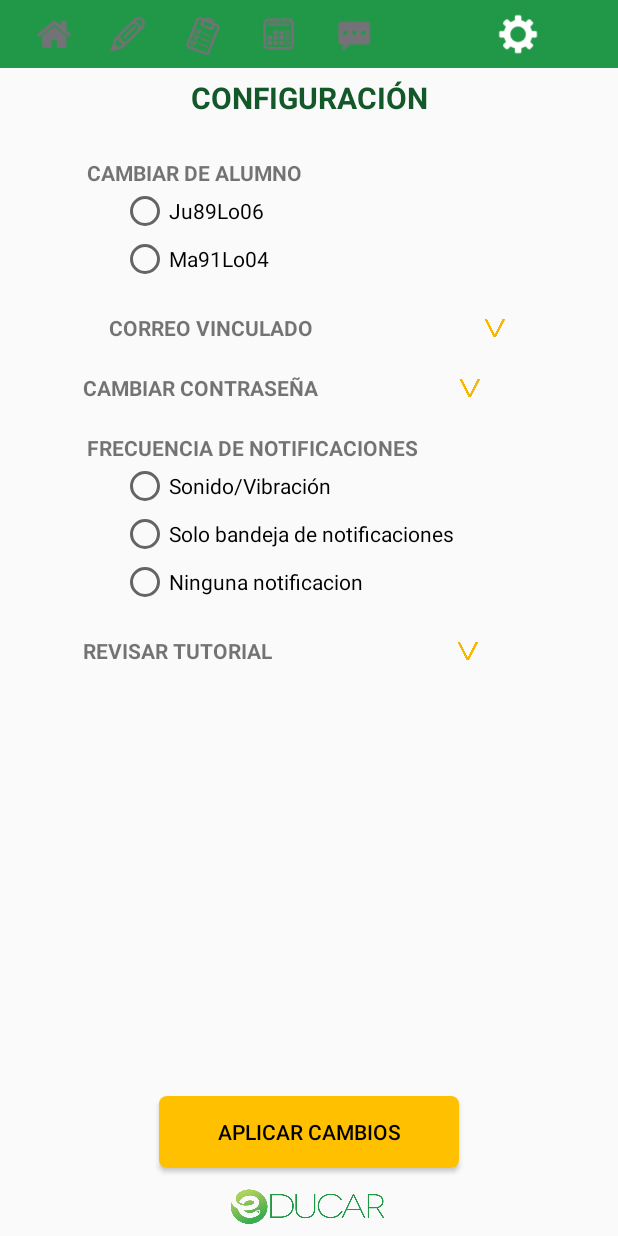
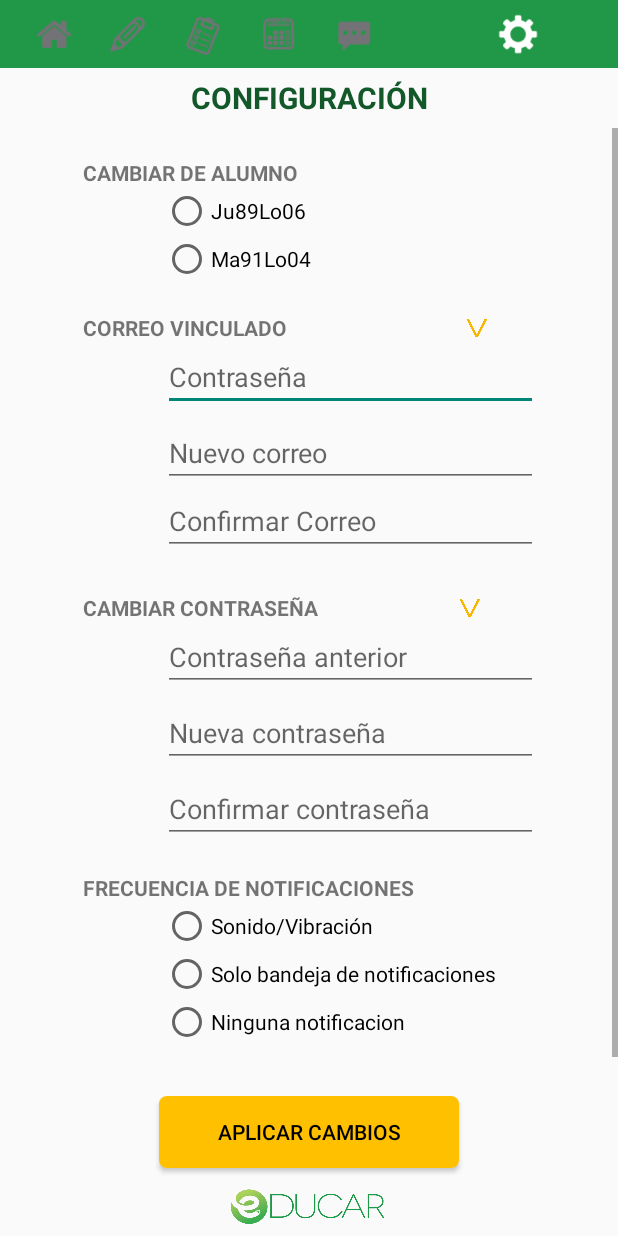
Before and after one commit to tohemu/educar, an Android app: the ConfigActivity screen opened directly, with no data from a screen before it, on a phone screen of 412 x 824 dp. Run offline under Robolectric (Android 15) with nearby library versions, the phone set to English and light mode, and no system bars.

Commit message:
ultimos cambios de estilo

```diff
--- a/app/src/main/res/layout/activity_config.xml
+++ b/app/src/main/res/layout/activity_config.xml
@@ -64,7 +64,8 @@
     <ScrollView
         android:layout_width="fill_parent"
         android:layout_height="0dp"
-        android:layout_weight="1">
+        android:layout_weight="1"
+        android:paddingLeft="55dp">
         <LinearLayout
             android:layout_width="fill_parent"
             android:layout_height="wrap_content"
@@ -75,7 +76,7 @@
                 android:layout_height="wrap_content"
                 android:text="CAMBIAR DE ALUMNO"
                 android:textStyle="bold"
-                android:paddingLeft="58dp"
+
                 android:layout_marginTop="20dp"/>
 
             <RadioButton
@@ -89,7 +90,7 @@
             <LinearLayout
                 android:layout_width="fill_parent"
                 android:layout_height="wrap_content"
-                android:gravity="center"
+
                 android:layout_marginTop="20dp">
 
                 <TextView
@@ -101,7 +102,7 @@
                     android:layout_width="20dp"
                     android:layout_height="20dp"
                     android:background="@mipmap/arrowdown"
-                    android:layout_marginLeft="110dp"/>
+                    android:layout_marginLeft="115dp"/>
 
             </LinearLayout>
 
@@ -111,21 +112,21 @@
                 android:layout_height="wrap_content"
                 android:orientation="vertical"
                 android:gravity="center"
-                android:visibility="gone">
+                android:visibility="visible">
                 <EditText
                     android:layout_width="250dp"
                     android:layout_height="wrap_content"
-                    android:hint="Nuevo correo electrónico"
+                    android:hint="Contraseña"
                     android:layout_marginBottom="5dp"/>
 
                 <EditText
                     android:layout_width="250dp"
                     android:layout_height="wrap_content"
-                    android:hint="Confirmar correo electrónico"/>
+                    android:hint="Nuevo correo"/>
                 <EditText
                     android:layout_width="250dp"
                     android:layout_height="wrap_content"
-                    android:hint="Ingresa tu contraseña"
+                    android:hint="Confirmar Correo"
                     android:inputType="textPassword"
                     android:layout_marginBottom="5dp"/>
 
@@ -136,7 +137,6 @@
             <LinearLayout
                 android:layout_width="fill_parent"
                 android:layout_height="wrap_content"
-                android:paddingLeft="55dp"
                 android:layout_marginTop="20dp">
 
                 <TextView
@@ -156,7 +156,7 @@
                 android:layout_height="wrap_content"
                 android:orientation="vertical"
                 android:gravity="center"
-                android:visibility="gone">
+                android:visibility="visible">
 
                 <EditText
                     android:layout_width="250dp"
@@ -185,7 +185,6 @@
                 android:layout_height="wrap_content"
                 android:text="FRECUENCIA DE NOTIFICACIONES"
                 android:textStyle="bold"
-                android:paddingLeft="58dp"
                 android:layout_marginTop="20dp"/>
             <RadioButton
                 android:layout_width="250dp"
@@ -202,7 +201,6 @@
             <LinearLayout
                 android:layout_width="fill_parent"
                 android:layout_height="wrap_content"
-                android:paddingLeft="55dp"
                 android:layout_marginTop="20dp">
 
                 <TextView
```
Also changed, not shown: app/src/main/res/layout/activity_home.xml (+2 -5 lines), app/src/main/res/layout/activity_informes.xml (+26 -20 lines).
